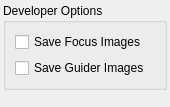
Qt form kstars/options/opsdeveloper.ui (KDE/kstars) before a commit.
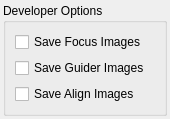
The same form after that commit.

Commit message:
Add developer option to save align images
Add developer option to save align images

What changed in the file:
```diff
--- a/kstars/options/opsdeveloper.ui
+++ b/kstars/options/opsdeveloper.ui
@@ -54,6 +54,16 @@
           </property>
          </widget>
         </item>
+        <item row="2" column="0">
+         <widget class="QCheckBox" name="kcfg_SaveAlignImages">
+          <property name="toolTip">
+           <string>&lt;html&gt;&lt;head/&gt;&lt;body&gt;&lt;p&gt;Save Internal Align frames. Only enable to troubleshoot align by examining frames. This can consume some extra storage space.&lt;/p&gt;&lt;/body&gt;&lt;/html&gt;</string>
+          </property>
+          <property name="text">
+           <string>Save Align Images</string>
+          </property>
+         </widget>
+        </item>
        </layout>
       </widget>
      </item>
```
Left out of the diff: 1 changed line with no effect on the pictures. The commit also changes 2 other files.
